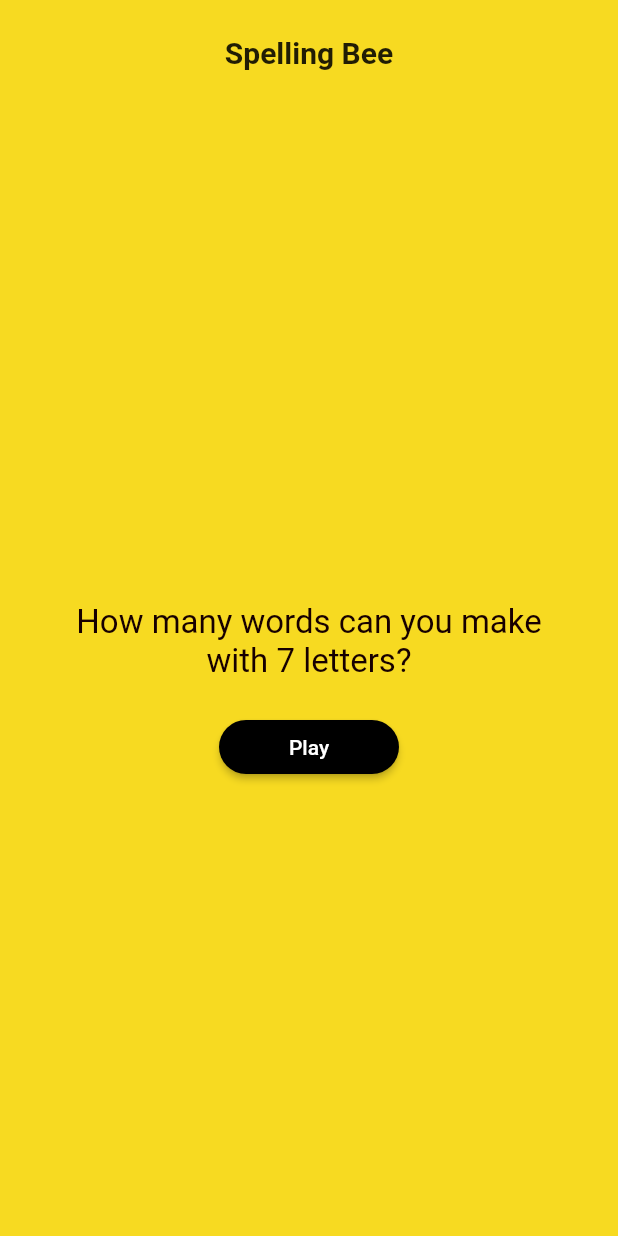
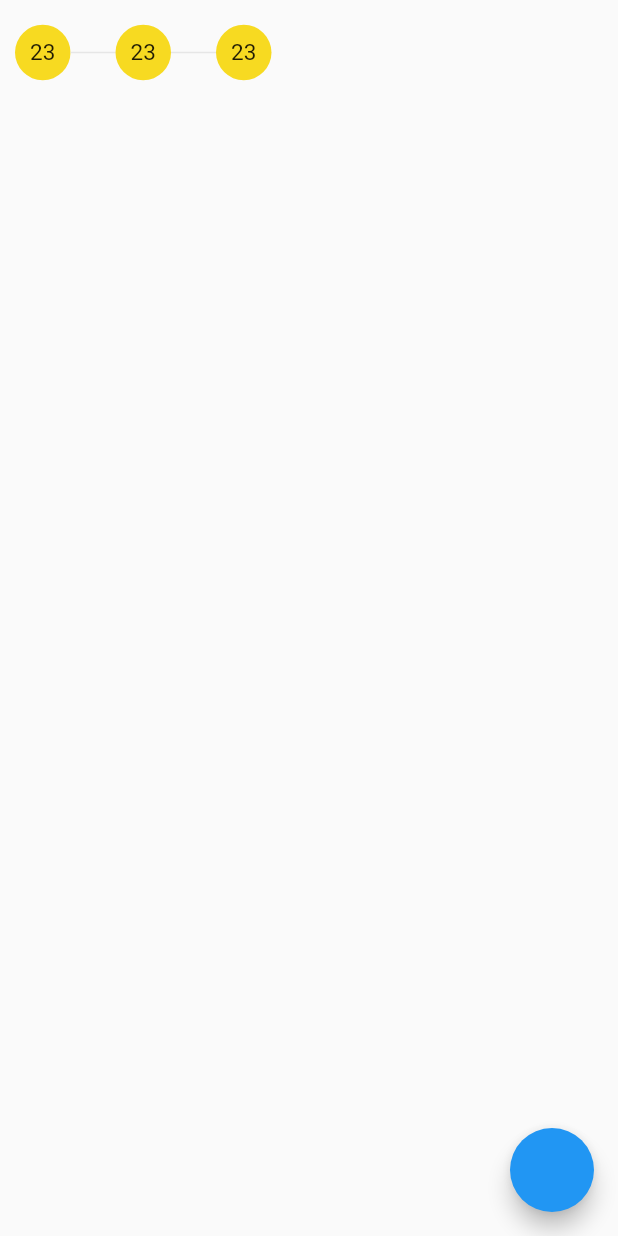
Before and after one commit to shabeerdasc/SpellingBeeClone, a Flutter app: the screen it shows after launch, on a phone screen of 412 x 824 dp. Run offline on Flutter 3.47's test engine with Material 2 defaults, Android fonts, the phone set to English and light mode, and no system bars.

Commit message:
experimenting with score widget

```diff
--- a/spelling_bee_game/lib/letter_hex.dart
+++ b/spelling_bee_game/lib/letter_hex.dart
@@ -9,7 +9,7 @@ class LetterButton extends StatefulWidget {
   final Function? onSubmit;
   final Function? shuffle;
   final double buttonSize = 80;
-  final Color buttonColor = const Color(0xffe6e6e6);
+  final Color buttonColor = nytGrey;
   const LetterButton({
     Key? key,
     required this.letters,
--- a/spelling_bee_game/lib/main.dart
+++ b/spelling_bee_game/lib/main.dart
@@ -1,4 +1,5 @@
 import 'package:flutter/material.dart';
+import 'package:spelling_bee_game/scorewidget.dart';
 import 'package:spelling_bee_game/start_page.dart';
 import 'homepage.dart';
 
@@ -14,7 +15,8 @@ class MyApp extends StatelessWidget {
     return const MaterialApp(
       title: "Spelling Bee",
       debugShowCheckedModeBanner: false,
-      home: MenuPage(),
+      //home: MenuPage(),
+      home: ScoreAdder(),
     );
   }
 }
--- /dev/null
+++ b/spelling_bee_game/lib/scorewidget.dart
@@ -0,0 +1,84 @@
+import 'package:flutter/cupertino.dart';
+import 'package:flutter/material.dart';
+import 'package:flutter/src/foundation/key.dart';
+import 'package:flutter/src/widgets/framework.dart';
+import 'package:spelling_bee_game/utils/colors.dart';
+
+class ScoreAdder extends StatefulWidget {
+  const ScoreAdder({Key? key}) : super(key: key);
+
+  @override
+  State<ScoreAdder> createState() => _ScoreAdderState();
+}
+
+class _ScoreAdderState extends State<ScoreAdder> {
+  bool isOn = false;
+  @override
+  Widget build(BuildContext context) {
+    return Scaffold(
+      body: SafeArea(
+        child: Container(
+          height: 70,
+          width: double.infinity,
+          //color: Colors.red,
+          padding: const EdgeInsets.all(10),
+          child: Row(
+            children: [
+              circleNumber(),
+              horizontalLine(),
+              isOn ? greyCircle() : circleNumber(),
+              horizontalLine(),
+              circleNumber(),
+            ],
+          ),
+        ),
+      ),
+      floatingActionButton: FloatingActionButton(
+        onPressed: () {
+          setState(() {
+            if (isOn) {
+              isOn = false;
+            } else {
+              isOn = true;
+            }
+          });
+        },
+      ),
+    );
+  }
+}
+
+Widget circleNumber() {
+  return Container(
+    alignment: Alignment.center,
+    height: 37,
+    width: 37,
+    decoration: const BoxDecoration(
+      shape: BoxShape.circle,
+      color: nytYellow,
+    ),
+    child: const Text(
+      "23",
+      style: TextStyle(fontSize: 15),
+    ),
+  );
+}
+
+Widget horizontalLine() {
+  return Container(
+    height: 1,
+    width: 30,
+    color: nytGrey,
+  );
+}
+
+Widget greyCircle() {
+  return Container(
+    height: 9,
+    width: 9,
+    decoration: const BoxDecoration(
+      shape: BoxShape.circle,
+      color: nytGrey,
+    ),
+  );
+}
--- a/spelling_bee_game/lib/utils/colors.dart
+++ b/spelling_bee_game/lib/utils/colors.dart
@@ -1,3 +1,4 @@
 import 'package:flutter/material.dart';
 
 const Color nytYellow = Color(0xfff7da21);
+const Color nytGrey = Color(0xffe6e6e6);
```
Also changed, not shown: spelling_bee_game/lib/scoring.dart (+5 -9 lines).
